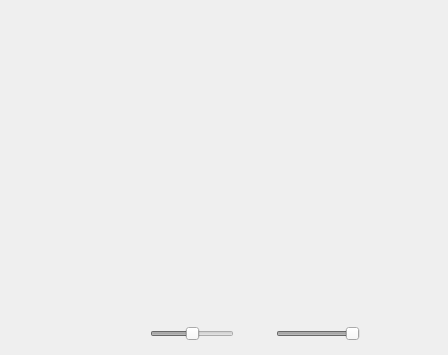
florianblume/6d-pat, file src/view/poseviewer/poseviewer.ui: the form before one commit.
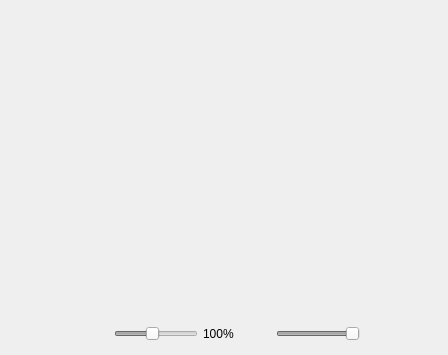
The form after the commit.

Commit message: Improved zooming in pose viewer

Diff of the .ui file:
```diff
--- a/src/view/poseviewer/poseviewer.ui
+++ b/src/view/poseviewer/poseviewer.ui
@@ -408,13 +408,16 @@
          <number>1</number>
         </property>
         <property name="maximum">
-         <number>3</number>
+         <number>10</number>
         </property>
         <property name="singleStep">
          <number>1</number>
         </property>
+        <property name="pageStep">
+         <number>1</number>
+        </property>
         <property name="value">
-         <number>2</number>
+         <number>5</number>
         </property>
         <property name="orientation">
          <enum>Qt::Horizontal</enum>
@@ -430,6 +433,13 @@
         </property>
        </widget>
       </item>
+      <item>
+       <widget class="QLabel" name="labelZoom">
+        <property name="text">
+         <string>100%</string>
+        </property>
+       </widget>
+      </item>
       <item>
        <widget class="QPushButton" name="buttonTransparency">
         <property name="enabled">
```
The commit also changes 1 other file.
